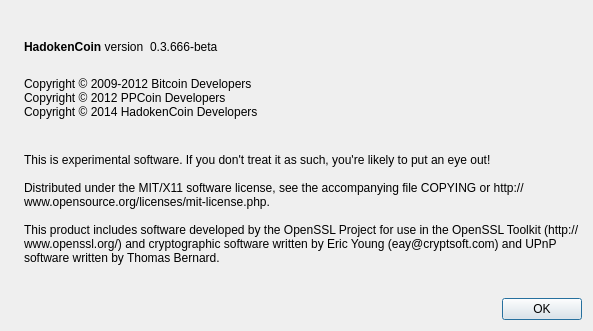
Old version of the form src/qt/forms/aboutdialog.ui in the repository checkthecode/hadokencoin.
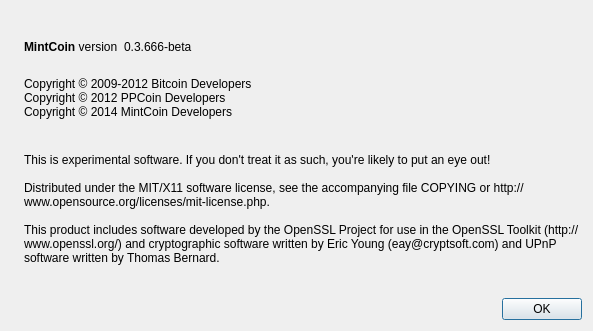
New version of the form. Icons and pictures are not drawn.

What changed in the file:
```diff
--- a/src/qt/forms/aboutdialog.ui
+++ b/src/qt/forms/aboutdialog.ui
@@ -50,7 +50,7 @@
           <cursorShape>IBeamCursor</cursorShape>
          </property>
          <property name="text">
-          <string>&lt;b&gt;HadokenCoin&lt;/b&gt; version</string>
+          <string>&lt;b&gt;MintCoin&lt;/b&gt; version</string>
          </property>
          <property name="textInteractionFlags">
           <set>Qt::LinksAccessibleByMouse|Qt::TextSelectableByKeyboard|Qt::TextSelectableByMouse</set>
@@ -94,7 +94,7 @@
         <string>
 Copyright © 2009-2012 Bitcoin Developers
 Copyright © 2012 PPCoin Developers
-Copyright © 2014 HadokenCoin Developers
+Copyright © 2014 MintCoin Developers
 </string>
        </property>
        <property name="textInteractionFlags">
```
Left out of the diff: 2 changed lines with no effect on the pictures.
